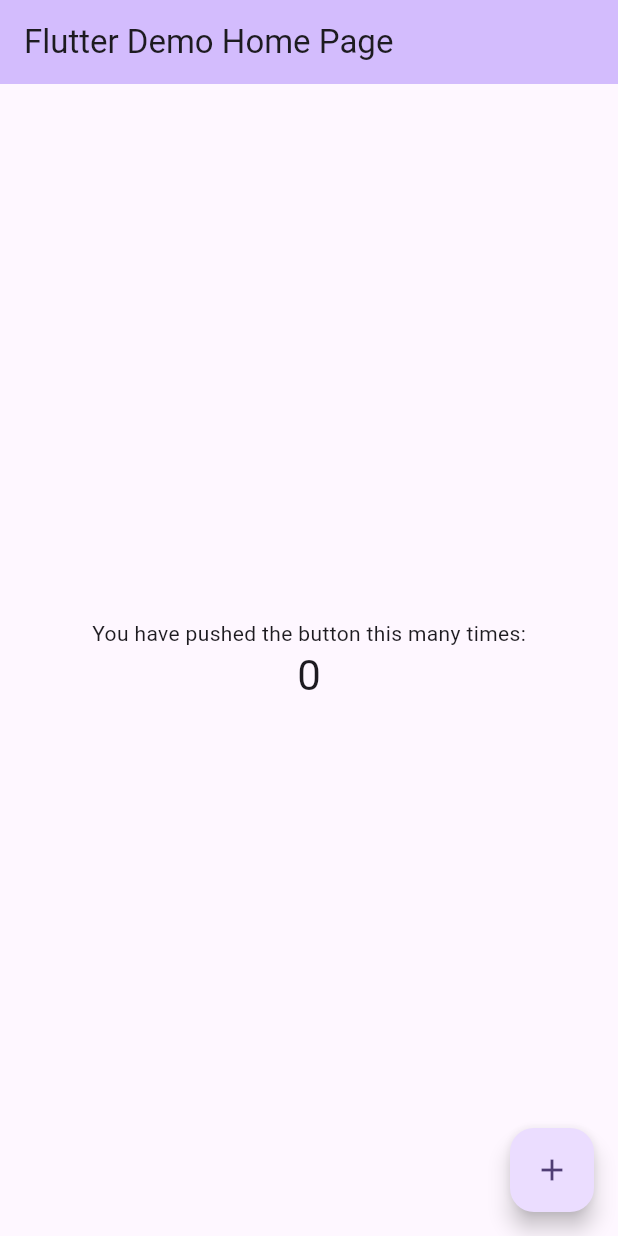
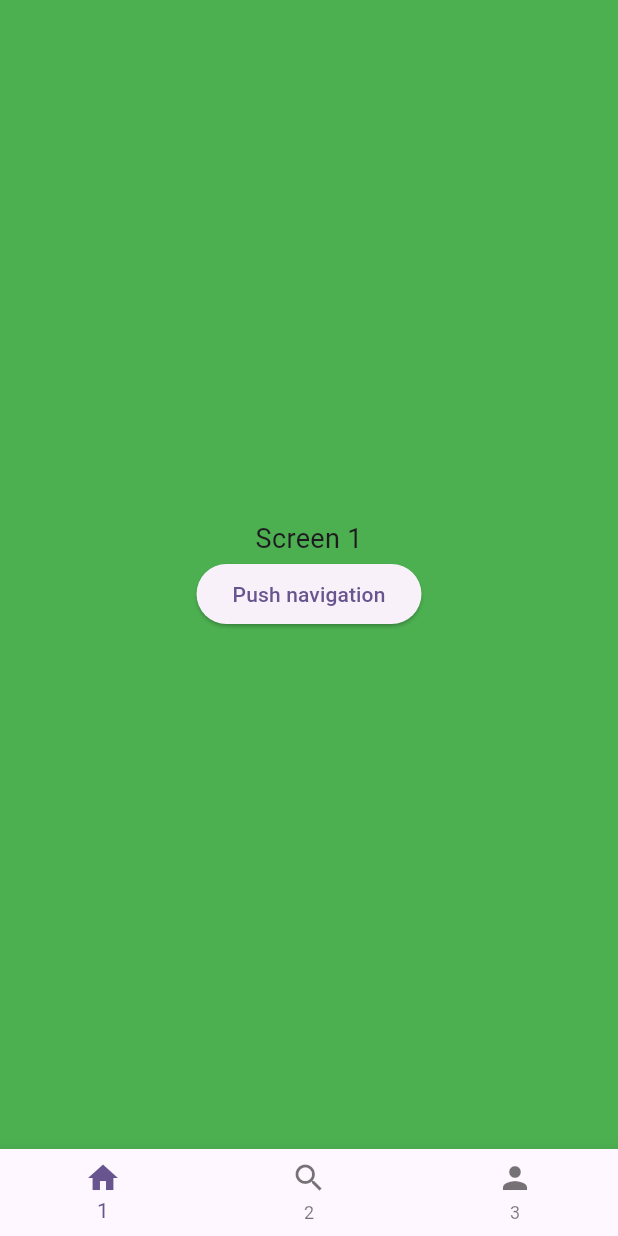
Before and after one commit to Gus41/Flutter, a Flutter app: the screen it shows after launch, on a phone screen of 412 x 824 dp. Run offline on Flutter 3.47's test engine with Material 3 defaults, Android fonts, the phone set to English and light mode, and no system bars; our stand-ins replace cloud_firestore, firebase_auth, firebase_core, firebase_messaging, flutter_riverpod, google_fonts and 4 more; accounts and stored records are empty.

Commit message:
added router

```diff
--- a/college/first/lib/main.dart
+++ b/college/first/lib/main.dart
@@ -1,5 +1,5 @@
 import 'package:flutter/material.dart';
-
+import 'package:first/screens/router.dart';
 void main() {
   runApp(const MyApp());
 }
@@ -12,99 +12,13 @@ class MyApp extends StatelessWidget {
   Widget build(BuildContext context) {
     return MaterialApp(
       title: 'Flutter Demo',
+      debugShowCheckedModeBanner: false,
       theme: ThemeData(
         colorScheme: ColorScheme.fromSeed(seedColor: Colors.deepPurple),
         useMaterial3: true,
       ),
-      home: const MyHomePage(title: 'Flutter Demo Home Page'),
+      home: Tabs(),
+
     );
   }
 }
-
-class MyHomePage extends StatefulWidget {
-  const MyHomePage({super.key, required this.title});
-
-  // This widget is the home page of your application. It is stateful, meaning
-  // that it has a State object (defined below) that contains fields that affect
-  // how it looks.
-
-  // This class is the configuration for the state. It holds the values (in this
-  // case the title) provided by the parent (in this case the App widget) and
-  // used by the build method of the State. Fields in a Widget subclass are
-  // always marked "final".
-
-  final String title;
-
-  @override
-  State<MyHomePage> createState() => _MyHomePageState();
-}
-
-class _MyHomePageState extends State<MyHomePage> {
-  int _counter = 0;
-
-  void _incrementCounter() {
-    setState(() {
-      // This call to setState tells the Flutter framework that something has
-      // changed in this State, which causes it to rerun the build method below
-      // so that the display can reflect the updated values. If we changed
-      // _counter without calling setState(), then the build method would not be
-      // called again, and so nothing would appear to happen.
-      _counter++;
-    });
-  }
-
-  @override
-  Widget build(BuildContext context) {
-    // This method is rerun every time setState is called, for instance as done
-    // by the _incrementCounter method above.
-    //
-    // The Flutter framework has been optimized to make rerunning build methods
-    // fast, so that you can just rebuild anything that needs updating rather
-    // than having to individually change instances of widgets.
-    return Scaffold(
-      appBar: AppBar(
-        // TRY THIS: Try changing the color here to a specific color (to
-        // Colors.amber, perhaps?) and trigger a hot reload to see the AppBar
-        // change color while the other colors stay the same.
-        backgroundColor: Theme.of(context).colorScheme.inversePrimary,
-        // Here we take the value from the MyHomePage object that was created by
-        // the App.build method, and use it to set our appbar title.
-        title: Text(widget.title),
-      ),
-      body: Center(
-        // Center is a layout widget. It takes a single child and positions it
-        // in the middle of the parent.
-        child: Column(
-          // Column is also a layout widget. It takes a list of children and
-          // arranges them vertically. By default, it sizes itself to fit its
-          // children horizontally, and tries to be as tall as its parent.
-          //
-          // Column has various properties to control how it sizes itself and
-          // how it positions its children. Here we use mainAxisAlignment to
-          // center the children vertically; the main axis here is the vertical
-          // axis because Columns are vertical (the cross axis would be
-          // horizontal).
-          //
-          // TRY THIS: Invoke "debug painting" (choose the "Toggle Debug Paint"
-          // action in the IDE, or press "p" in the console), to see the
-          // wireframe for each widget.
-          mainAxisAlignment: MainAxisAlignment.center,
-          children: <Widget>[
-            const Text(
-              'You have pushed the button this many times:',
-            ),
-            Text(
-              '$_counter',
-              style: Theme.of(context).textTheme.headlineMedium,
-            ),
-          ],
-        ),
-      ),
-      floatingActionButton: FloatingActionButton(
-        onPressed: _incrementCounter,
-        tooltip: 'Increment',
-        child: const Icon(Icons.add),
-      ), // This trailing comma makes auto-formatting nicer for build methods.
-    );
-  }
-}
--- /dev/null
+++ b/college/first/lib/screens/router.dart
@@ -0,0 +1,69 @@
+import 'package:flutter/material.dart';
+import 'package:first/screens/screen.dart';
+
+class Tabs extends StatefulWidget {
+  const Tabs({super.key});
+
+  @override
+  State<StatefulWidget> createState() {
+    return _Tabs();
+  }
+}
+
+class _Tabs extends State<Tabs> {
+  int _selectedIndex = 0;
+
+  void _onItemTapped(int index) {
+    setState(() {
+      _selectedIndex = index;
+    });
+  }
+
+  List<Color> colors = [
+    Colors.green,
+    Colors.blue,
+    Colors.pink
+  ];
+
+  @override
+  Widget build(BuildContext context) {
+    return Scaffold(
+      body: Container(
+        color: colors[_selectedIndex],
+        child: Center(
+
+        child: Column(
+          mainAxisAlignment: MainAxisAlignment.center,
+
+          children: [
+            Text('Screen ${_selectedIndex+1}', style: TextStyle(fontSize: 18),),
+            ElevatedButton(onPressed: (){
+              Navigator.push(context, MaterialPageRoute(builder: (ctx){
+                return Screen();
+              }));
+            }, child:Text("Push navigation"))
+          ],
+        ),
+      ),
+      ),
+      bottomNavigationBar: BottomNavigationBar(
+        items: const [
+          BottomNavigationBarItem(
+            icon: Icon(Icons.home),
+            label: '1',
+          ),
+          BottomNavigationBarItem(
+            icon: Icon(Icons.search),
+            label: '2',
+          ),
+          BottomNavigationBarItem(
+            icon: Icon(Icons.person),
+            label: '3',
+          ),
+        ],
+        currentIndex: _selectedIndex,
+        onTap: _onItemTapped,
+      ),
+    );
+  }
+}
--- /dev/null
+++ b/college/first/lib/screens/screen.dart
@@ -0,0 +1,32 @@
+import 'package:flutter/material.dart';
+import 'package:first/screens/screen2.dart';
+
+class Screen extends StatelessWidget {
+  const Screen({super.key});
+  @override
+  Widget build(BuildContext context) {
+    return Scaffold(
+      appBar: AppBar(
+        backgroundColor: Colors.greenAccent,
+        foregroundColor: Colors.green,
+      ),
+      body: Container(
+          color: Colors.greenAccent,
+          child: Column(
+            mainAxisAlignment: MainAxisAlignment.center,
+            children: [
+              Center(
+                child: Text("Navigator Screen 3"),
+              ),
+              ElevatedButton(
+                  onPressed: () {
+                    Navigator.push(context, MaterialPageRoute(builder: (ctx) {
+                      return Screen2();
+                    }));
+                  },
+                  child: Text("Push navigation 2"))
+            ],
+          )),
+    );
+  }
+}
```
Also changed, not shown: college/first/lib/screens/screen2.dart (added, +24 -0 lines).
